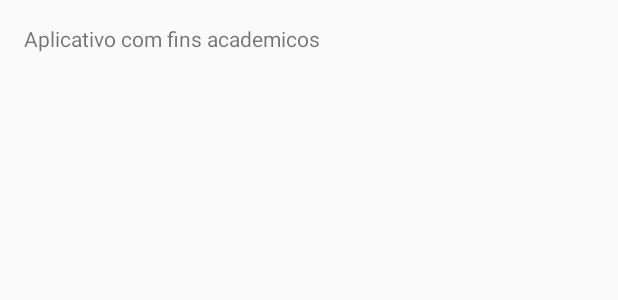
After one commit to fernando1910/MyApplication, an Android app: the layout activity_padrao_sobre.xml on its own in the app's theme, with its tools: preview values and no code run, on a phone screen of 412 x 824 dp. The commit adds this screen. Shown: the top 300 px of the screen. Run offline under Robolectric (Android 15) with nearby library versions, the phone set to English and light mode, and no system bars.

Commit message:
Criação Sobre

```diff
--- a/app/src/main/AndroidManifest.xml
+++ b/app/src/main/AndroidManifest.xml
@@ -8,7 +8,7 @@
 
     <uses-permission android:name="android.permission.WRITE_EXTERNAL_STORAGE" />
     <uses-permission android:name="android.permission.READ_PHONE_STATE" />
-    <uses-permission android:name="android.permission.INTERNET"/>
+    <uses-permission android:name="android.permission.INTERNET" />
 
     <application
         android:allowBackup="true"
@@ -62,6 +62,10 @@
             android:name=".padraoNotificacao"
             android:label="@string/title_activity_padrao_notificacao" >
         </activity>
+        <activity
+            android:name=".padraoSobre"
+            android:label="@string/title_activity_padrao_sobre" >
+        </activity>
     </application>
 
 </manifest>
--- /dev/null
+++ b/app/src/main/res/layout/activity_padrao_sobre.xml
@@ -0,0 +1,12 @@
+<LinearLayout xmlns:android="http://schemas.android.com/apk/res/android"
+    xmlns:tools="http://schemas.android.com/tools" android:layout_width="match_parent"
+    android:layout_height="match_parent" android:paddingLeft="@dimen/activity_horizontal_margin"
+    android:paddingRight="@dimen/activity_horizontal_margin"
+    android:paddingTop="@dimen/activity_vertical_margin"
+    android:paddingBottom="@dimen/activity_vertical_margin"
+    tools:context="project.myapplication.padraoSobre">
+
+    <TextView android:text="@string/padrao_sobre" android:layout_width="wrap_content"
+        android:layout_height="wrap_content" />
+
+</LinearLayout>
--- /dev/null
+++ b/app/src/main/res/menu/menu_padrao_sobre.xml
@@ -0,0 +1,5 @@
+<menu xmlns:android="http://schemas.android.com/apk/res/android"
+    xmlns:app="http://schemas.android.com/apk/res-auto"
+    xmlns:tools="http://schemas.android.com/tools"
+    tools:context="project.myapplication.padraoSobre">
+</menu>
--- a/app/src/main/res/values/strings.xml
+++ b/app/src/main/res/values/strings.xml
@@ -66,5 +66,10 @@
 
     <string name="selecionar_foto">Select Photo</string>
 
+    <!-- Tela Sobre -->
+    <string name="padrao_sobre">"Aplicativo com fins academicos"</string>
+    <string name="title_activity_padrao_sobre">Sobre</string>
+    <!-- Tela Ajuda -->
+    <string name="padrao_ajuda">http://www.fiesta1.hol.es/ajuda.html</string>
 
 </resources>
```
Also changed, not shown: app/src/main/java/project/myapplication/clsUtil.java (+0 -8 lines), app/src/main/java/project/myapplication/padraoConfiguracao.java (+11 -0 lines), app/src/main/java/project/myapplication/padraoSobre.java (added, +54 -0 lines).
